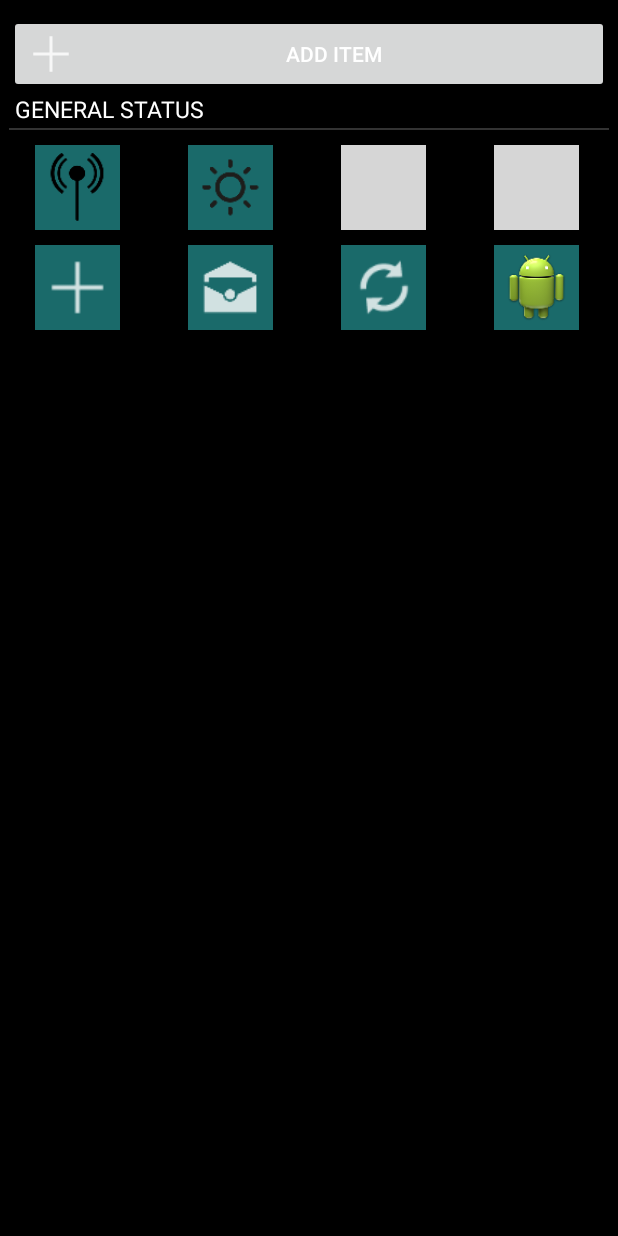
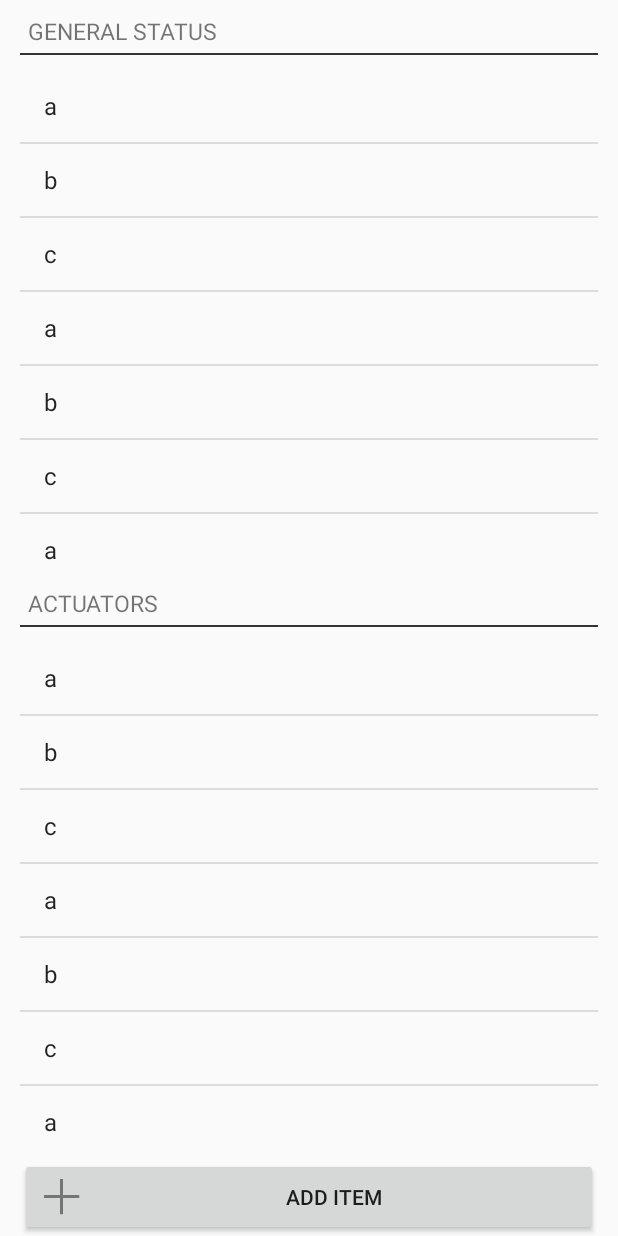
Before and after one commit to 7flying/greenhouse, an Android app: the screen it shows after launch (MainActivity), on a phone screen of 412 x 824 dp. Run offline under Robolectric (Android 15) with nearby library versions, the phone set to English and light mode, and no system bars; 2 statements that could not run were skipped; grey boxes are pictures that could not be loaded.

Commit message:
Added notification icon + status layout changed

```diff
--- a/greenhouse/GreenhouseClient/app/src/main/java/com/sevenflying/greenhouseclient/app/statustab/StatusFragment.java
+++ b/greenhouse/GreenhouseClient/app/src/main/java/com/sevenflying/greenhouseclient/app/statustab/StatusFragment.java
@@ -6,21 +6,46 @@ import android.view.LayoutInflater;
 import android.view.View;
 import android.view.ViewGroup;
 import android.widget.AdapterView;
+import android.widget.ArrayAdapter;
+import android.widget.BaseAdapter;
 import android.widget.GridView;
+import android.widget.ListView;
 import android.widget.Toast;
 
 import com.sevenflying.greenhouseclient.app.R;
 
-/**
+import java.lang.reflect.Array;
+import java.util.ArrayList;
+import java.util.Arrays;
+
+/** This fragment shows the status of the items that are monitored
+ *  and the actuators that can be applied.
  * Created by 7flying on 25/06/2014.
  */
 public class StatusFragment extends Fragment {
+    private ListView lv1 = null;
+    private ListView lv2 = null;
+    private String s1[] = {"a", "b", "c", "a", "b", "c", "a", "b", "c"};
 
     public View onCreateView(LayoutInflater inflater, ViewGroup container, Bundle savedInstance) {
         if(container == null)
             return null;
         else {
             View view =  inflater.inflate(R.layout.fragment_status, container, false);
+            lv1 = (ListView) view.findViewById(R.id.list_actuators);
+            lv2 = (ListView) view.findViewById(R.id.list_items);
+
+            ArrayList<String> listOne = new ArrayList<String>();
+            //listOne.add("Water pump");
+            listOne.addAll(Arrays.asList(s1));
+            ArrayAdapter<String> listAdapterOne = new ArrayAdapter<String>(getActivity(),android.R.layout.simple_list_item_1, listOne);
+            lv1.setAdapter(listAdapterOne);
+
+            ArrayList<String> listTwo = new ArrayList<String>();
+            listTwo.addAll(Arrays.asList(s1));
+            ArrayAdapter<String> listAdapterTwo = new ArrayAdapter<String>(getActivity(),android.R.layout.simple_list_item_1, listTwo);
+            lv2.setAdapter(listAdapterTwo);
+            /*
             GridView gridView = (GridView) view.findViewById(R.id.grid_view);
             gridView.setAdapter(new ImageAdapter(getActivity().getApplicationContext()));
             gridView.setOnItemClickListener(new AdapterView.OnItemClickListener() {
@@ -29,6 +54,7 @@ public class StatusFragment extends Fragment {
                     Toast.makeText(getActivity(), "" + position, Toast.LENGTH_SHORT).show();
                 }
             });
+            */
             return view;
         }
     }
--- a/greenhouse/GreenhouseClient/app/src/main/java/com/sevenflying/greenhouseclient/domain/AlertService.java
+++ b/greenhouse/GreenhouseClient/app/src/main/java/com/sevenflying/greenhouseclient/domain/AlertService.java
@@ -117,13 +117,13 @@ public class AlertService extends IntentService {
                 new NotificationCompat.Builder(this)
                         .setLargeIcon(BitmapFactory.decodeResource(getApplicationContext().getResources(),
                                 Sensor.getDrawableIdClearFromType(alert.getSensorType())))
-                        .setSmallIcon(R.drawable.ic_action_read)
+                        .setSmallIcon(R.drawable.ic_leaf)
                         .setContentTitle(getResources().getString(R.string.logic_alert_on_sensor))
                         .setContentText(contentText)
                         .setStyle(new NotificationCompat.BigTextStyle()
                                 .setBigContentTitle(alert.getSensorName()
                                         + " " + alert.getSensorType().toString() + ": " + lastValue
-                                        + " " + alert.getSensorType().getUnit())
+                                        + "" + alert.getSensorType().getUnit())
                                 .setSummaryText(contentText)
                              );
         mBuilder.setContentIntent(contentIntent);
--- a/greenhouse/GreenhouseClient/app/src/main/res/layout/fragment_status.xml
+++ b/greenhouse/GreenhouseClient/app/src/main/res/layout/fragment_status.xml
@@ -1,53 +1,94 @@
 <?xml version="1.0" encoding="utf-8"?>
 
-<RelativeLayout xmlns:android="http://schemas.android.com/apk/res/android"
+<LinearLayout xmlns:android="http://schemas.android.com/apk/res/android"
     android:layout_width="match_parent"
     android:layout_height="match_parent"
-    android:background="#000000">
+    android:orientation="vertical"
+    android:weightSum="1">
+    <!-- General status -->
+    <LinearLayout
+        android:layout_width="fill_parent"
+        android:layout_height="fill_parent"
+        android:orientation="vertical"
+        android:layout_weight="0.5">
+        <TextView
+            android:id="@+id/tv_monitoring_items"
+            android:text="@string/general_status"
+            android:layout_marginTop="10dp"
+            android:layout_marginLeft="13dp"
+            android:layout_marginRight="13dp"
+            android:paddingLeft="5dp"
+            android:layout_width="wrap_content"
+            android:layout_height="wrap_content"
+            android:textSize="15sp"/>
+        <View
+            android:id="@+id/line_monitoring_items"
+            android:layout_width="match_parent"
+            android:layout_height="1dp"
+            android:layout_marginTop="4dp"
+            android:layout_marginLeft="13dp"
+            android:layout_marginRight="13dp"
+            android:background="#333333"/>
+        <LinearLayout
+            android:id="@+id/layout_items"
+            android:layout_width="fill_parent"
+            android:layout_height="wrap_content"
+            android:orientation="vertical"
+            android:layout_marginTop="10dp"
+            android:layout_marginLeft="13dp"
+            android:layout_marginRight="13dp">
+            <ListView
+                android:id="@+id/list_items"
+                android:layout_height="fill_parent"
+                android:layout_width="fill_parent"/>
+        </LinearLayout>
+    </LinearLayout>
+    <!-- Actuators -->
+    <LinearLayout
+        android:layout_width="fill_parent"
+        android:layout_height="fill_parent"
+        android:orientation="vertical"
+        android:layout_weight="0.5">
+        <TextView
+            android:id="@+id/tv_actuators"
+            android:text="@string/actuators"
+            android:layout_marginTop="10dp"
+            android:layout_marginLeft="13dp"
+            android:layout_marginRight="13dp"
+            android:paddingLeft="5dp"
+            android:layout_width="wrap_content"
+            android:layout_height="wrap_content"
+            android:textSize="15sp"/>
+        <View
+            android:id="@+id/line_actuators"
+            android:layout_width="match_parent"
+            android:layout_height="1dp"
+            android:layout_marginTop="4dp"
+            android:layout_marginLeft="13dp"
+            android:layout_marginRight="13dp"
+            android:background="#333333"/>
+        <LinearLayout
+            android:id="@+id/layout_actuators"
+            android:layout_width="fill_parent"
+            android:layout_height="wrap_content"
+            android:orientation="vertical"
+            android:layout_marginTop="10dp"
+            android:layout_marginLeft="13dp"
+            android:layout_marginRight="13dp">
+            <ListView
+                android:id="@+id/list_actuators"
+                android:layout_height="fill_parent"
+                android:layout_width="fill_parent"/>
+        </LinearLayout>
+    </LinearLayout>
     <Button
         android:id="@+id/button_add_item"
         android:layout_width="match_parent"
         android:layout_height="wrap_content"
-        android:layout_marginLeft="6dp"
-        android:layout_marginRight="6dp"
         android:layout_marginTop="10dp"
+        android:layout_marginLeft="13dp"
+        android:layout_marginRight="13dp"
         android:contentDescription="@string/add_item"
         android:text="@string/add_item"
-        android:textColor="#FFFFFF"
-        android:drawableLeft="@drawable/ic_action_new"/>
-    <TextView
-        android:id="@+id/tv_monitoring_items"
-        android:text="@string/general_status"
-        android:layout_below="@id/button_add_item"
-        android:layout_marginLeft="10dp"
-        android:layout_marginRight="10dp"
-        android:layout_width="wrap_content"
-        android:layout_height="wrap_content"
-        android:textSize="15sp"
-        android:textColor="#FFFFFF"/>
-    <View
-        android:id="@+id/line_monitoring_items"
-        android:layout_below="@id/tv_monitoring_items"
-        android:layout_width="fill_parent"
-        android:layout_height="1dp"
-        android:layout_marginTop="2dp"
-        android:layout_marginLeft="6dp"
-        android:layout_marginRight="6dp"
-        android:background="#333333"/>
-
-    <GridView
-        android:id="@+id/grid_view"
-        android:layout_below="@id/line_monitoring_items"
-        android:layout_width="wrap_content"
-        android:layout_height="match_parent"
-        android:paddingTop="10dp"
-        android:layout_marginRight="6dp"
-        android:layout_marginLeft="6dp"
-        android:columnWidth="90dp"
-        android:numColumns="auto_fit"
-        android:verticalSpacing="10dp"
-        android:horizontalSpacing="10dp"
-        android:stretchMode="columnWidth"
-        android:gravity="center"/>
-
-</RelativeLayout>
+        android:drawableLeft="@drawable/ic_action_new_b"/>
+</LinearLayout>
--- a/greenhouse/GreenhouseClient/app/src/main/res/values/strings.xml
+++ b/greenhouse/GreenhouseClient/app/src/main/res/values/strings.xml
@@ -38,6 +38,7 @@
     <!-- fragment_status-->
     <string name="general_status">GENERAL STATUS</string>
     <string name="add_item">Add item</string>
+    <string name="actuators">ACTUATORS</string>
     <!-- xmls menu-->
     <string name="action_new">New</string>
     <string name="action_refresh">Refresh</string>
```
Also changed, not shown: greenhouse/GreenhouseClient/app/src/main/res/drawable-hdpi/ic_action_new.png (deleted), greenhouse/GreenhouseClient/app/src/main/res/drawable-hdpi/ic_leaf.png (added), greenhouse/GreenhouseClient/app/src/main/res/drawable-mdpi/ic_action_new.png (deleted), greenhouse/GreenhouseClient/app/src/main/res/drawable-mdpi/ic_leaf.png (added), greenhouse/GreenhouseClient/app/src/main/res/drawable-xhdpi/ic_action_new.png (deleted), greenhouse/GreenhouseClient/app/src/main/res/drawable-xhdpi/ic_leaf.png (added), greenhouse/GreenhouseClient/app/src/main/res/drawable-xxhdpi/ic_action_new.png (deleted), greenhouse/GreenhouseClient/app/src/main/res/drawable-xxhdpi/ic_action_new_b.png (added), greenhouse/GreenhouseClient/app/src/main/res/drawable-xxhdpi/ic_action_read.png (deleted), greenhouse/GreenhouseClient/app/src/main/res/drawable-xxhdpi/ic_action_refresh.png (deleted), greenhouse/GreenhouseClient/app/src/main/res/drawable-xxhdpi/ic_action_refresh_b.png (added), greenhouse/GreenhouseClient/app/src/main/res/drawable-xxhdpi/ic_leaf.png (added).
